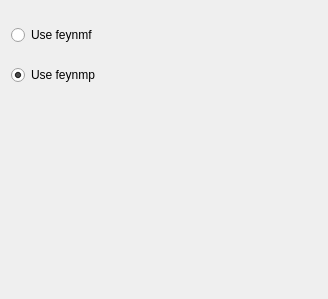
Before: the Qt Designer form src/plugins/userscriptdata/klffeynmf/klffeynmf_input.ui in CryFeiFei/klatexformula, drawn with Qt 5.
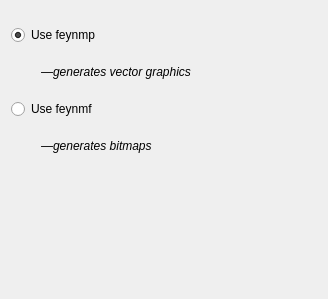
After: the same form once the commit is applied.

Commit message: fixed config/input UI for user scripts

```diff
--- a/src/plugins/userscriptdata/klffeynmf/klffeynmf_input.ui
+++ b/src/plugins/userscriptdata/klffeynmf/klffeynmf_input.ui
@@ -20,16 +20,6 @@
    <property name="topMargin">
     <number>25</number>
    </property>
-   <item>
-    <widget class="QRadioButton" name="INPUT_UseFeynMF">
-     <property name="toolTip">
-      <string>with metafont, creates bitmaps</string>
-     </property>
-     <property name="text">
-      <string>Use feynmf</string>
-     </property>
-    </widget>
-   </item>
    <item>
     <widget class="QRadioButton" name="INPUT_UseFeynMP">
      <property name="toolTip">
@@ -43,6 +33,46 @@
      </property>
     </widget>
    </item>
+   <item>
+    <widget class="QLabel" name="lblFeynMPexpl">
+     <property name="font">
+      <font>
+       <italic>true</italic>
+      </font>
+     </property>
+     <property name="text">
+      <string>—generates vector graphics</string>
+     </property>
+     <property name="indent">
+      <number>30</number>
+     </property>
+    </widget>
+   </item>
+   <item>
+    <widget class="QRadioButton" name="INPUT_UseFeynMF">
+     <property name="toolTip">
+      <string>with metafont, creates bitmaps</string>
+     </property>
+     <property name="text">
+      <string>Use feynmf</string>
+     </property>
+    </widget>
+   </item>
+   <item>
+    <widget class="QLabel" name="lblFeynMFexpl">
+     <property name="font">
+      <font>
+       <italic>true</italic>
+      </font>
+     </property>
+     <property name="text">
+      <string>—generates bitmaps</string>
+     </property>
+     <property name="indent">
+      <number>30</number>
+     </property>
+    </widget>
+   </item>
    <item>
     <spacer name="verticalSpacer">
      <property name="orientation">
```
Left out of the diff: 4 changed lines with no effect on the pictures. The commit also changes 18 other files.
